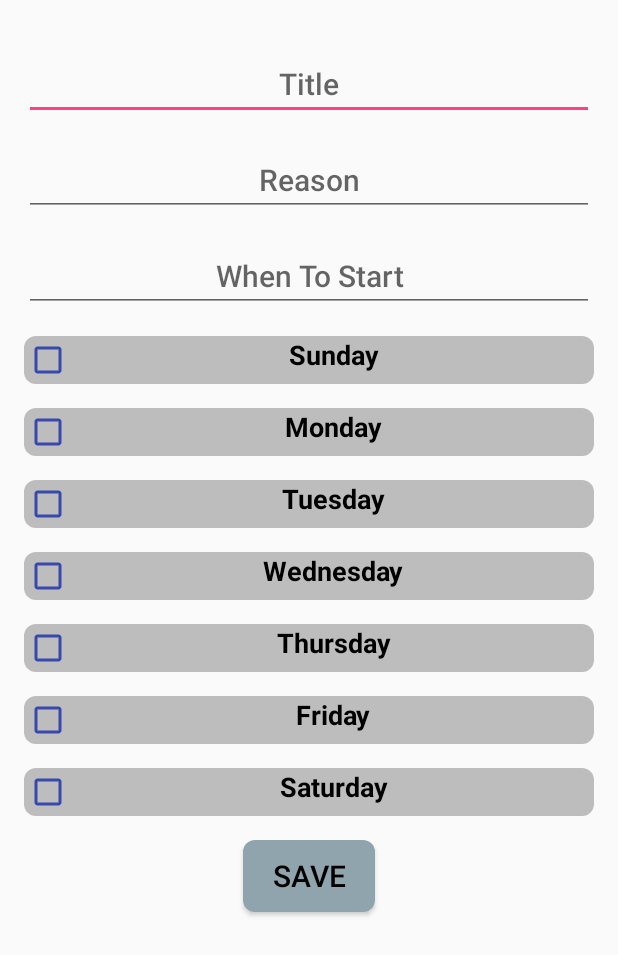
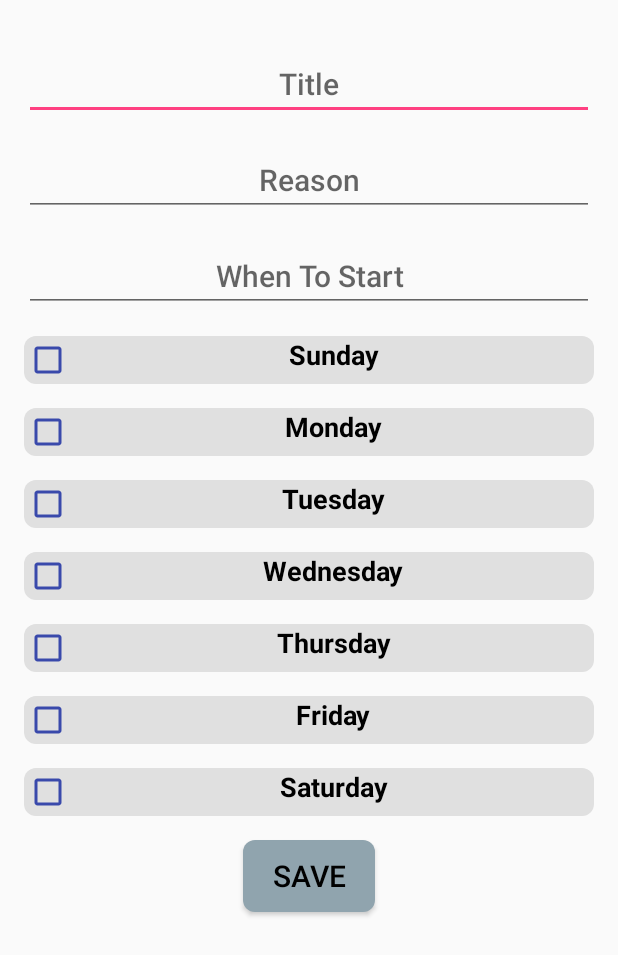
Before and after one commit to CMPUT301F17T11/CupOfJava, an Android app: the NewHabitActivity screen opened directly, with no data from a screen before it, on a phone screen of 412 x 824 dp. Shown: the top 955 px of the screen. Run offline under Robolectric (Android 15) with nearby library versions, the phone set to English and light mode, and no system bars.

Commit message:
Profile XML

```diff
--- a/app/src/main/res/drawable-xxxhdpi/check_box_dimens.xml
+++ b/app/src/main/res/drawable-xxxhdpi/check_box_dimens.xml
@@ -1,5 +1,5 @@
 <?xml version="1.0" encoding="utf-8"?>
 <shape xmlns:android="http://schemas.android.com/apk/res/android">
-    <solid android:color="#BDBDBD"/>
+    <solid android:color="#E0E0E0"/>
     <corners android:radius="8dp" />
 </shape>
```
